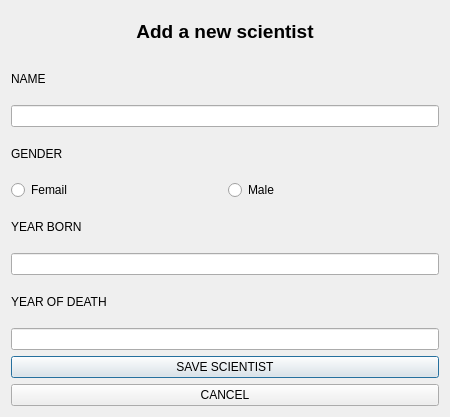
VLN1-Hopur23/VLN1-Hopur23, file ui/addstudentdialog.ui: the form before one commit.
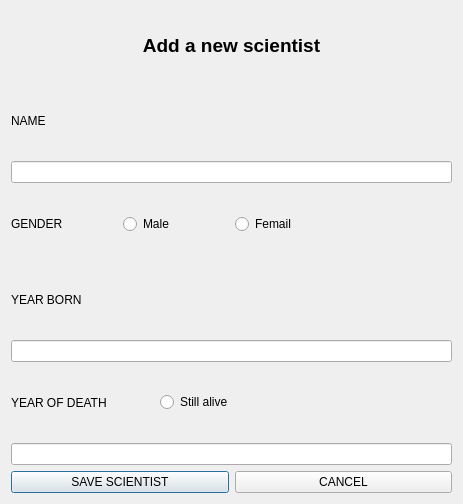
The form after the commit.

Diff of the .ui file:
```diff
--- a/ui/addstudentdialog.ui
+++ b/ui/addstudentdialog.ui
@@ -6,8 +6,8 @@
    <rect>
     <x>0</x>
     <y>0</y>
-    <width>450</width>
-    <height>417</height>
+    <width>463</width>
+    <height>504</height>
    </rect>
   </property>
   <property name="windowTitle">
@@ -68,30 +68,26 @@
       </widget>
      </item>
      <item>
-      <widget class="QLabel" name="label_error_add_scientist_gender">
-       <property name="text">
-        <string/>
-       </property>
-      </widget>
-     </item>
-    </layout>
-   </item>
-   <item>
-    <layout class="QHBoxLayout" name="horizontalLayout_5">
-     <item>
-      <widget class="QRadioButton" name="button_radio_add_scientist_femail">
-       <property name="text">
-        <string>Femail</string>
-       </property>
-      </widget>
-     </item>
-     <item>
       <widget class="QRadioButton" name="button_radio_add_scientist_male">
        <property name="text">
         <string>Male</string>
        </property>
       </widget>
      </item>
+     <item>
+      <widget class="QRadioButton" name="button_radio_add_scientist_femail">
+       <property name="text">
+        <string>Femail</string>
+       </property>
+      </widget>
+     </item>
+     <item>
+      <widget class="QLabel" name="label_error_add_scientist_gender">
+       <property name="text">
+        <string/>
+       </property>
+      </widget>
+     </item>
     </layout>
    </item>
    <item>
@@ -124,6 +120,16 @@
        </property>
       </widget>
      </item>
+     <item>
+      <widget class="QRadioButton" name="button_radio_add_scientist_still_alive">
+       <property name="text">
+        <string>Still alive</string>
+       </property>
+       <property name="autoExclusive">
+        <bool>false</bool>
+       </property>
+      </widget>
+     </item>
      <item>
       <widget class="QLabel" name="label_error_add_scientist_year_of_death">
        <property name="text">
@@ -137,6 +143,8 @@
     <widget class="QLineEdit" name="input_add_scientist_year_of_death"/>
    </item>
    <item>
+    <layout class="QHBoxLayout" name="horizontalLayout_5">
+     <item>
     <widget class="QPushButton" name="button_add_scientist_save">
      <property name="text">
       <string>SAVE SCIENTIST</string>
@@ -149,6 +157,8 @@
       <string>CANCEL</string>
      </property>
     </widget>
+     </item>
+    </layout>
    </item>
   </layout>
  </widget>
```
Lines whose indentation alone changed are shown as unchanged.
